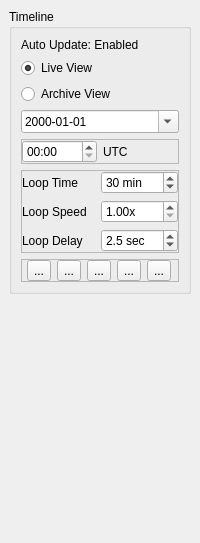
First picture: the form in scwx-qt/source/scwx/qt/ui/animation_dock_widget.ui, repository dpaulat/supercell-wx, before the edit.
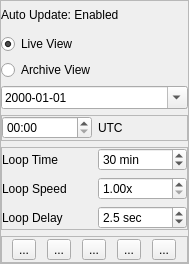
Second picture: the form after the edit. Icons and pictures are not drawn.

Commit message: Move timeline to Radar Toolbox

```diff
--- a/scwx-qt/source/scwx/qt/ui/animation_dock_widget.ui
+++ b/scwx-qt/source/scwx/qt/ui/animation_dock_widget.ui
@@ -1,44 +1,22 @@
 <?xml version="1.0" encoding="UTF-8"?>
 <ui version="4.0">
  <class>AnimationDockWidget</class>
- <widget class="QDockWidget" name="AnimationDockWidget">
+ <widget class="QFrame" name="AnimationDockWidget">
   <property name="geometry">
    <rect>
     <x>0</x>
     <y>0</y>
-    <width>200</width>
-    <height>543</height>
+    <width>189</width>
+    <height>264</height>
    </rect>
   </property>
-  <property name="windowTitle">
-   <string>Animation Toolbox</string>
-  </property>
-  <widget class="QWidget" name="dockWidgetContents">
-   <layout class="QVBoxLayout" name="verticalLayout">
-    <item>
-     <widget class="QScrollArea" name="scrollArea">
       <property name="frameShape">
-       <enum>QFrame::NoFrame</enum>
-      </property>
-      <property name="lineWidth">
-       <number>0</number>
-      </property>
-      <property name="horizontalScrollBarPolicy">
-       <enum>Qt::ScrollBarAlwaysOff</enum>
-      </property>
-      <property name="widgetResizable">
-       <bool>true</bool>
-      </property>
-      <widget class="QWidget" name="scrollAreaContents">
-       <property name="geometry">
-        <rect>
-         <x>0</x>
-         <y>0</y>
-         <width>182</width>
-         <height>506</height>
-        </rect>
-       </property>
-       <layout class="QVBoxLayout" name="verticalLayout_2">
+   <enum>QFrame::StyledPanel</enum>
+  </property>
+  <property name="frameShadow">
+   <enum>QFrame::Raised</enum>
+  </property>
+  <layout class="QVBoxLayout" name="verticalLayout_3">
         <property name="leftMargin">
          <number>0</number>
         </property>
@@ -51,12 +29,6 @@
         <property name="bottomMargin">
          <number>0</number>
         </property>
-        <item>
-         <widget class="QGroupBox" name="timelineGroupBox">
-          <property name="title">
-           <string>Timeline</string>
-          </property>
-          <layout class="QVBoxLayout" name="verticalLayout_6">
            <item>
             <widget class="QLabel" name="autoUpdateLabel">
              <property name="text">
@@ -327,27 +299,6 @@
             </widget>
            </item>
           </layout>
-         </widget>
-        </item>
-        <item>
-         <spacer name="verticalSpacer">
-          <property name="orientation">
-           <enum>Qt::Vertical</enum>
-          </property>
-          <property name="sizeHint" stdset="0">
-           <size>
-            <width>20</width>
-            <height>40</height>
-           </size>
-          </property>
-         </spacer>
-        </item>
-       </layout>
-      </widget>
-     </widget>
-    </item>
-   </layout>
-  </widget>
  </widget>
  <resources>
   <include location="../../../../scwx-qt.qrc"/>
```
Left out of the diff: 46 changed lines with no effect on the pictures. Lines whose indentation alone changed are shown as unchanged. The commit also changes 3 other files.
